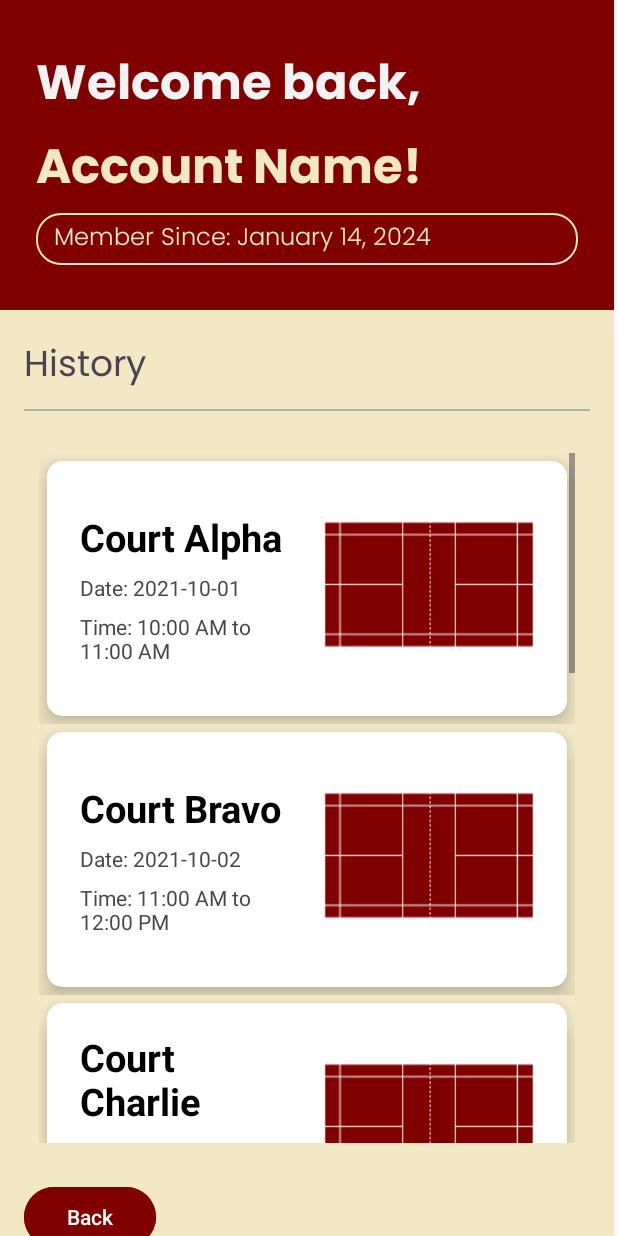
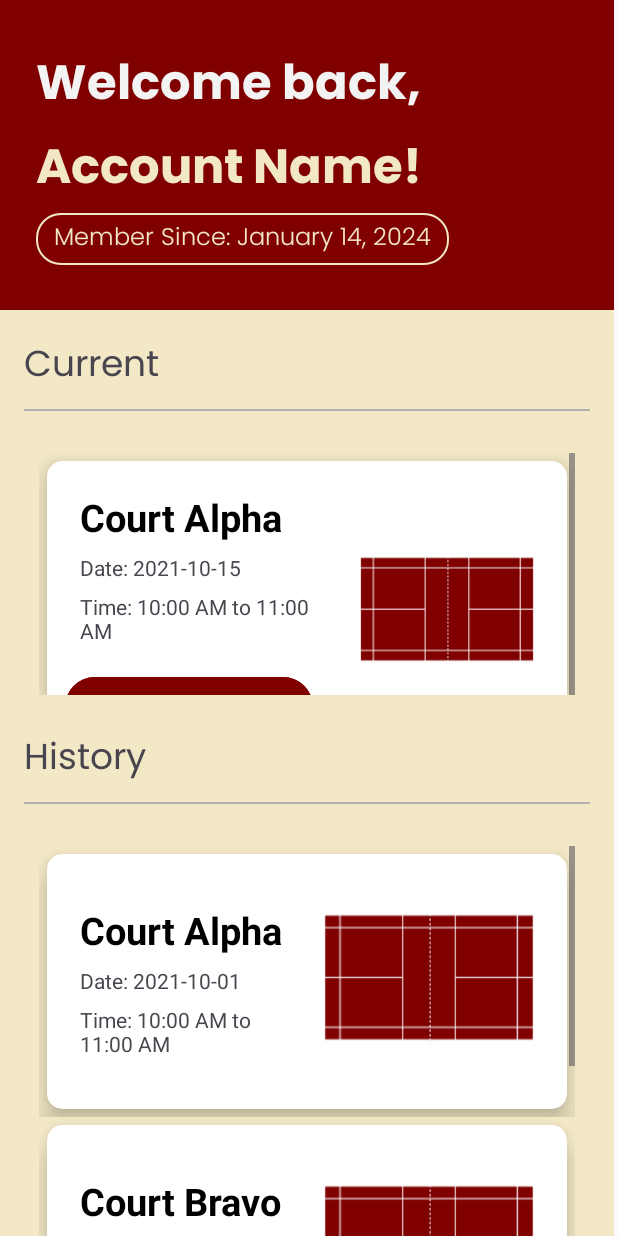
Before and after one commit to MrRyushi/Courtly, an Android app: the ReservationsHistory screen opened directly, with no data from a screen before it, on a phone screen of 412 x 824 dp. Run offline under Robolectric (Android 15) with nearby library versions, the phone set to English and light mode, and no system bars.

Commit message:
added new recyler view for current reservations

```diff
--- /dev/null
+++ b/app/src/main/java/com/example/mobdevemco/CurrentResAdapter.java
@@ -0,0 +1,62 @@
+package com.example.mobdevemco;
+
+import android.content.Context;
+import android.content.Intent;
+import android.view.LayoutInflater;
+import android.view.View;
+import android.view.ViewGroup;
+import android.widget.Button;
+import android.widget.ImageView;
+import android.widget.TextView;
+
+import androidx.activity.result.ActivityResultLauncher;
+import androidx.annotation.NonNull;
+import androidx.recyclerview.widget.RecyclerView;
+
+public class CurrentResAdapter extends RecyclerView.Adapter<CurrentResAdapter.ViewHolder> {
+    ReservationData[] reservationData;
+    Context context;
+
+    public CurrentResAdapter(ReservationData[] reservationData, ReservationsHistory mainActivity) {
+        this.reservationData = reservationData;
+        this.context = mainActivity;
+    }
+
+
+    @NonNull
+    @Override
+    public CurrentResAdapter.ViewHolder onCreateViewHolder(@NonNull ViewGroup parent, int viewType) {
+        LayoutInflater layoutInflater = LayoutInflater.from(parent.getContext());
+        View view = layoutInflater.inflate(R.layout.reservation_item_list_current, parent,false);
+        CurrentResAdapter.ViewHolder viewHolder = new CurrentResAdapter.ViewHolder(view);
+        return viewHolder;
+    }
+
+    @Override
+    public void onBindViewHolder(@NonNull CurrentResAdapter.ViewHolder holder, int position) {
+        final ReservationData reservationDataList = reservationData[position];
+        holder.courtName.setText(reservationDataList.getCourtNname());
+        holder.reservationDate.setText("Date: " + reservationDataList.getReservationDdate());
+        holder.reservationTime.setText("Time: " + reservationDataList.getReservationTime());
+    }
+
+    @Override
+    public int getItemCount() {
+        return reservationData.length;
+    }
+
+    public class ViewHolder extends RecyclerView.ViewHolder{
+        TextView courtName;
+        TextView reservationDate;
+        TextView reservationTime;
+        Button cancelBtn;
+
+        public ViewHolder(@NonNull View itemView) {
+            super(itemView);
+            courtName = itemView.findViewById(R.id.courtName);
+            reservationDate = itemView.findViewById(R.id.reservationDate);
+            reservationTime = itemView.findViewById(R.id.reservationTime);
+            cancelBtn = itemView.findViewById(R.id.cancelBtn);
+        }
+    }
+}
--- a/app/src/main/java/com/example/mobdevemco/Home.java
+++ b/app/src/main/java/com/example/mobdevemco/Home.java
@@ -28,7 +28,7 @@ public class Home extends AppCompatActivity {
     protected void onCreate(Bundle savedInstanceState) {
         super.onCreate(savedInstanceState);
         EdgeToEdge.enable(this);
-        setContentView(R.layout.activity_home);
+        setContentView(R.layout.activity_reservations_history);
 
         RecyclerView recyclerView = findViewById(R.id.recyclerView);
         recyclerView.setHasFixedSize(true);
--- a/app/src/main/java/com/example/mobdevemco/ReservationsHistory.java
+++ b/app/src/main/java/com/example/mobdevemco/ReservationsHistory.java
@@ -13,8 +13,9 @@ import androidx.recyclerview.widget.RecyclerView;
 
 public class ReservationsHistory extends AppCompatActivity {
 
-    private ReservationData[] reservationData;
+    private ReservationData[] reservationData, reservationData2;
     private ReservationAdapter reservationAdapter;
+    private CurrentResAdapter reservationAdapter2;
 
 
     @Override
@@ -24,6 +25,11 @@ public class ReservationsHistory extends AppCompatActivity {
         setContentView(R.layout.activity_reservations_history);
 
         RecyclerView recyclerView = findViewById(R.id.recyclerView);
+        RecyclerView recyclerView2 = findViewById(R.id.recyclerView2);
+
+        recyclerView2.setHasFixedSize(true);
+        recyclerView2.setLayoutManager(new LinearLayoutManager(this));
+
         recyclerView.setHasFixedSize(true);
         recyclerView.setLayoutManager(new LinearLayoutManager(this));
 
@@ -44,8 +50,16 @@ public class ReservationsHistory extends AppCompatActivity {
                 new ReservationData("Court Hotel", "2021-10-08", "05:00 PM to 06:00 PM"),
         };
 
+        reservationData2 = new ReservationData[]{
+                new ReservationData("Court Alpha", "2021-10-15", "10:00 AM to 11:00 AM"),
+                new ReservationData("Court Bravo", "2021-10-16", "11:00 AM to 12:00 PM"),
+        };
+
+        reservationAdapter2 = new CurrentResAdapter(reservationData2, ReservationsHistory.this);
+        recyclerView2.setAdapter(reservationAdapter2);
         reservationAdapter = new ReservationAdapter(reservationData, ReservationsHistory.this);
         recyclerView.setAdapter(reservationAdapter);
+
     }
 
     public void handleBackButtonClick(View view) {
--- a/app/src/main/res/layout/activity_reservations_history.xml
+++ b/app/src/main/res/layout/activity_reservations_history.xml
@@ -14,7 +14,7 @@
         android:background="#F2E8C6">
 
         <LinearLayout
-            android:layout_width="match_parent"
+            android:layout_width="420dp"
             android:layout_height="wrap_content"
             android:background="#800000"
             android:orientation="vertical"
@@ -41,12 +41,12 @@
 
             <TextView
                 android:id="@+id/memberSince"
-                android:layout_width="match_parent"
+                android:layout_width="275dp"
                 android:layout_height="wrap_content"
                 android:background="@drawable/rounded_border"
                 android:fontFamily="@font/poppins_light"
+                android:paddingVertical="4dp"
                 android:paddingStart="12dp"
-                android:paddingVertical="4dp"
                 android:text="Member Since: January 14, 2024"
                 android:textColor="#F2E8C6"
                 android:textSize="16dp" />
@@ -55,11 +55,49 @@
 
         <LinearLayout
             android:layout_width="match_parent"
-            android:layout_height="wrap_content"
+            android:layout_height="262dp"
             android:orientation="vertical"
             android:paddingHorizontal="16dp"
-            android:paddingBottom="5dp"
-            android:paddingTop="18dp">
+            android:paddingTop="18dp"
+            android:paddingBottom="5dp">
+
+            <TextView
+                android:id="@+id/currentHeader"
+                android:layout_width="match_parent"
+                android:layout_height="wrap_content"
+                android:fontFamily="@font/poppins_regular"
+                android:text="Current"
+                android:textSize="24dp" />
+
+            <!-- Horizontal line (divider) -->
+
+            <View
+                android:layout_width="match_parent"
+                android:layout_height="1dp"
+                android:layout_marginVertical="8dp"
+                android:background="#B0B0B0" />
+
+            <androidx.recyclerview.widget.RecyclerView
+                android:id="@+id/recyclerView2"
+                android:layout_width="match_parent"
+                android:layout_height="315dp"
+                android:layout_marginTop="10dp"
+                android:layout_marginBottom="10dp"
+                android:background="#F2E8C6"
+                android:padding="10dp"
+                android:scrollbars="vertical" />
+
+        </LinearLayout>
+
+        <LinearLayout
+            android:layout_width="match_parent"
+            android:layout_height="match_parent"
+            android:orientation="vertical"
+            android:paddingHorizontal="16dp"
+            android:paddingTop="18dp"
+            android:paddingBottom="5dp">
+
+            <!-- Horizontal line (divider) -->
 
             <TextView
                 android:id="@+id/textView5"
@@ -69,8 +107,8 @@
                 android:text="History"
                 android:textSize="24dp" />
 
-            <!-- Horizontal line (divider) -->
             <View
+                android:id="@+id/view2"
                 android:layout_width="match_parent"
                 android:layout_height="1dp"
                 android:layout_marginVertical="8dp"
--- /dev/null
+++ b/app/src/main/res/layout/reservation_item_list_current.xml
@@ -0,0 +1,84 @@
+<?xml version="1.0" encoding="utf-8"?>
+<LinearLayout xmlns:android="http://schemas.android.com/apk/res/android"
+    android:layout_width="match_parent"
+    xmlns:app="http://schemas.android.com/apk/res-auto"
+    android:orientation="vertical"
+    android:layout_height="wrap_content">
+
+    <androidx.cardview.widget.CardView
+        android:layout_width="match_parent"
+        android:layout_height="194dp"
+        android:layout_margin="5dp"
+        app:cardBackgroundColor="#FFFFFF"
+        app:cardCornerRadius="10dp"
+        app:cardElevation="10dp">
+
+        <LinearLayout
+            android:layout_width="match_parent"
+            android:layout_height="wrap_content"
+            android:orientation="horizontal"
+            android:paddingHorizontal="12dp">
+
+
+            <LinearLayout
+                android:layout_width="match_parent"
+                android:layout_height="205dp"
+                android:layout_weight="1"
+                android:gravity="center"
+                android:orientation="vertical">
+
+                <TextView
+                    android:id="@+id/courtName"
+                    android:layout_width="match_parent"
+                    android:layout_height="wrap_content"
+                    android:layout_marginHorizontal="10dp"
+                    android:layout_marginVertical="3dp"
+                    android:text="Court Name"
+                    android:textColor="#000"
+                    android:textSize="25sp"
+                    android:textStyle="bold" />
+
+                <TextView
+                    android:id="@+id/reservationDate"
+                    android:layout_width="match_parent"
+                    android:layout_height="wrap_content"
+                    android:layout_marginHorizontal="10dp"
+                    android:layout_marginVertical="3dp"
+                    android:text="Date:" />
+
+                <TextView
+                    android:id="@+id/reservationTime"
+                    android:layout_width="match_parent"
+                    android:layout_height="wrap_content"
+                    android:layout_marginHorizontal="10dp"
+                    android:layout_marginVertical="3dp"
+                    android:text="Time:" />
+
+                <Space
+                    android:layout_width="match_parent"
+                    android:layout_height="14dp" />
+
+                <Button
+                    android:id="@+id/cancelBtn"
+                    android:layout_width="wrap_content"
+                    android:layout_height="wrap_content"
+                    android:layout_gravity="left"
+                    android:layout_weight="0"
+                    android:backgroundTint="#800000"
+                    android:text="Cancel reservation" />
+
+            </LinearLayout>
+
+            <ImageView
+                android:id="@+id/courtImage"
+                android:layout_width="116dp"
+                android:layout_height="182dp"
+                android:layout_margin="10dp"
+                android:src="@drawable/court" />
+
+        </LinearLayout>
+
+    </androidx.cardview.widget.CardView>
+
+
+</LinearLayout>
```
